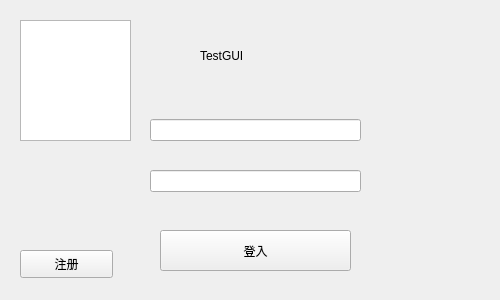
Before: the Qt Designer form PyQt5_demo/resource/ui/login.ui in Blackteaxx/PyQt5_Learning, drawn with Qt 5.
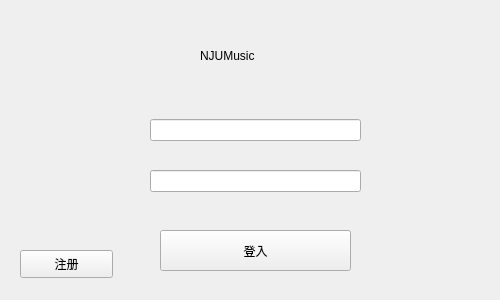
After: the same form once the commit is applied. Icons and pictures are not drawn.

Diff of the .ui file:
```diff
--- a/PyQt5_demo/resource/ui/login.ui
+++ b/PyQt5_demo/resource/ui/login.ui
@@ -51,20 +51,6 @@
     <string>登入</string>
    </property>
   </widget>
-  <widget class="QGraphicsView" name="graphicsView">
-   <property name="geometry">
-    <rect>
-     <x>20</x>
-     <y>20</y>
-     <width>111</width>
-     <height>121</height>
-    </rect>
-   </property>
-   <property name="styleSheet">
-    <string notr="true">border-image: url(:/image/image/loginimage.jpg);
-border-color: rgb(255, 255, 255);</string>
-   </property>
-  </widget>
   <widget class="QLabel" name="label">
    <property name="geometry">
     <rect>
@@ -78,10 +64,10 @@
     <string notr="true">font: 24pt &quot;Bahnschrift Condensed&quot;;</string>
    </property>
    <property name="text">
-    <string>TestGUI</string>
+    <string>NJUMusic</string>
    </property>
   </widget>
-  <widget class="QWidget" name="">
+  <widget class="QWidget" name="layoutWidget">
    <property name="geometry">
     <rect>
      <x>150</x>
```
Left out of the diff: 4 changed lines with no effect on the pictures.
